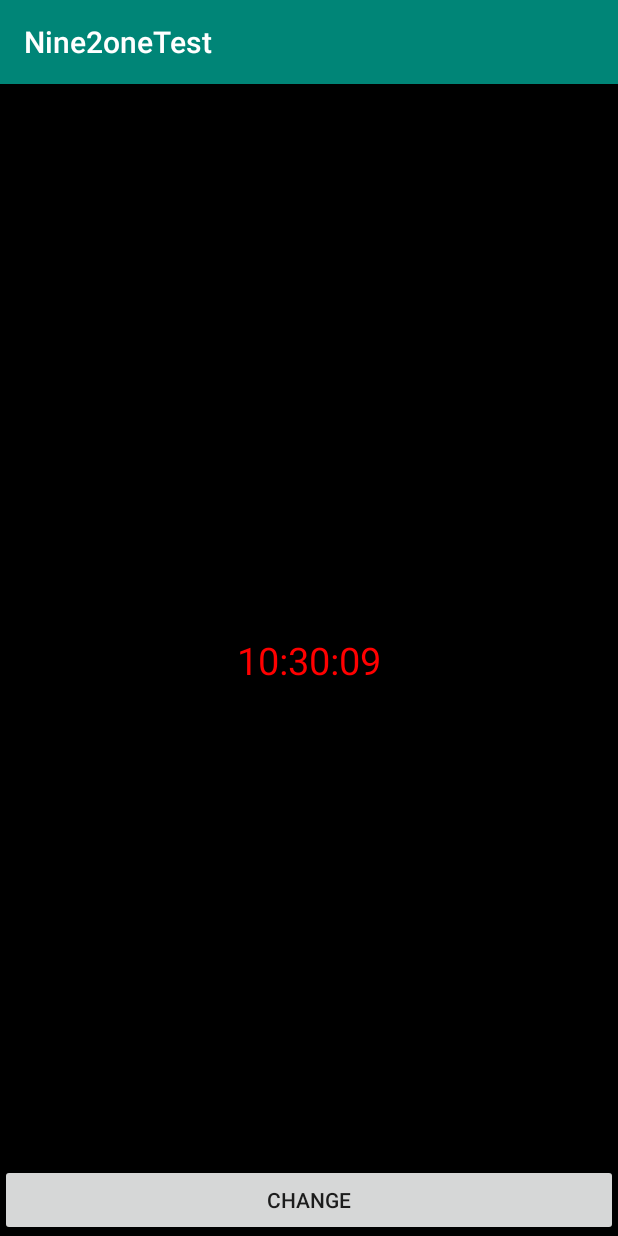
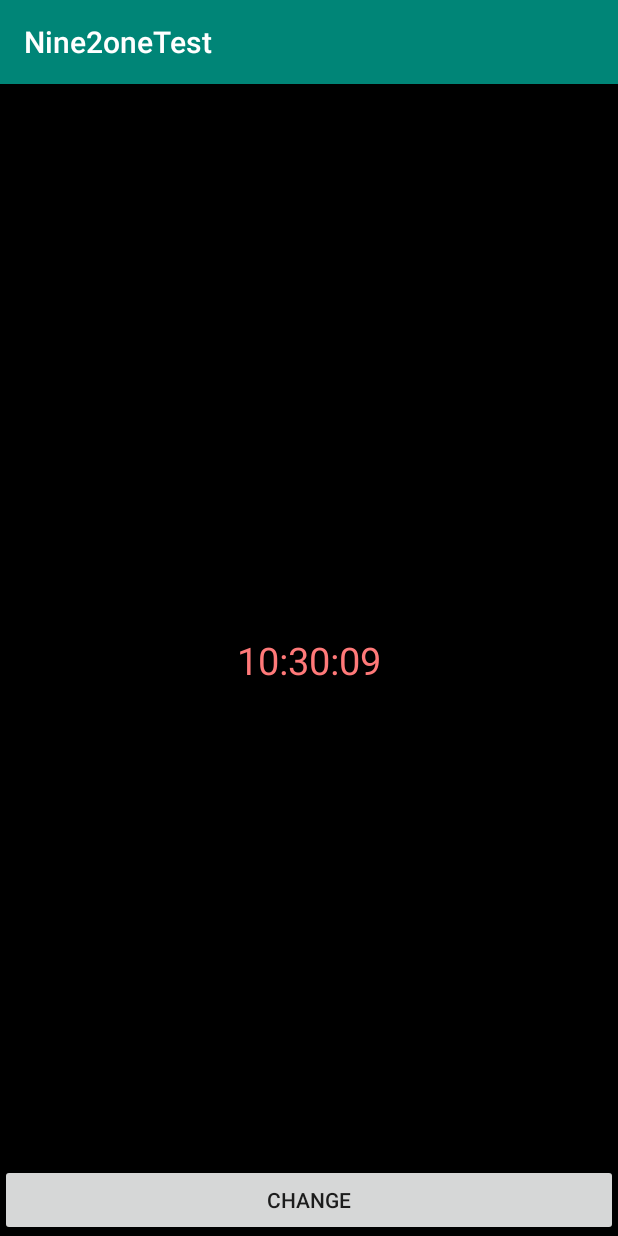
Before and after one commit to JJayLee/Nine2OneTest, an Android app: the screen it shows after launch (MainActivity), after a tap on "CHANGE", on a phone screen of 412 x 824 dp. Run offline under Robolectric (Android 15) with nearby library versions, the phone set to English and light mode, and no system bars; our stand-ins replace RxJava.

Commit message:
fix setTimeTextColor color code

```diff
--- a/app/src/main/java/com/dnights/nine2onetest/MainActivity.kt
+++ b/app/src/main/java/com/dnights/nine2onetest/MainActivity.kt
@@ -1,8 +1,8 @@
 package com.dnights.nine2onetest
 
-import android.graphics.Color
 import androidx.appcompat.app.AppCompatActivity
 import android.os.Bundle
+import androidx.core.content.ContextCompat
 import io.reactivex.Observable
 import io.reactivex.android.schedulers.AndroidSchedulers
 import io.reactivex.disposables.CompositeDisposable
@@ -20,20 +20,23 @@ class MainActivity : AppCompatActivity() {
     private var isReverseMode = false
 
     private fun setTimeTextColor(seconds: Int) {
+        val red = ContextCompat.getColorStateList(this@MainActivity,R.color.textRed)
+        val blue = ContextCompat.getColorStateList(this@MainActivity,R.color.textBlue)
+
         if (seconds % 2 == 0) {
             if(isReverseMode){
-                tv_time.setTextColor(Color.BLUE)
+                tv_time.setTextColor(blue)
                 return
             }
 
-            tv_time.setTextColor(Color.RED)
+            tv_time.setTextColor(red)
         }else{
             if(isReverseMode){
-                tv_time.setTextColor(Color.RED)
+                tv_time.setTextColor(red)
                 return
             }
 
-            tv_time.setTextColor(Color.BLUE)
+            tv_time.setTextColor(blue)
         }
     }
 
```
